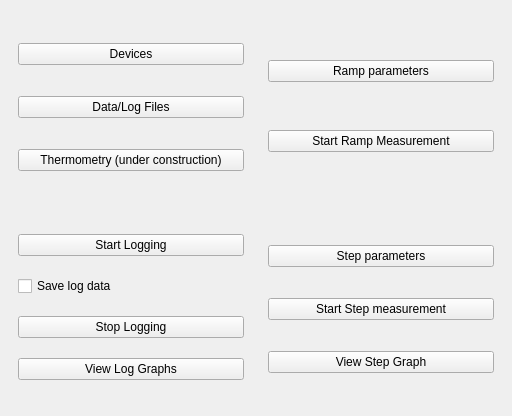
AdrienGourgout/resistivity, file resistivity/View/GUI/mainwindow.ui: the form before one commit.
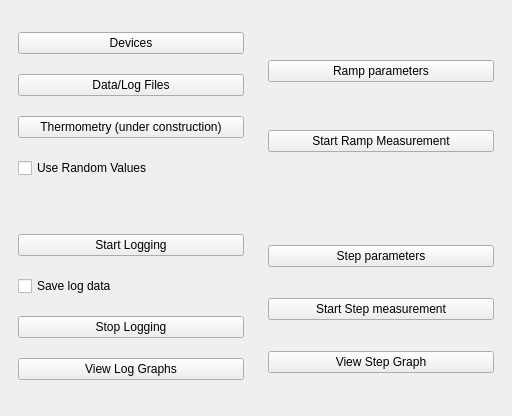
The form after the commit.

Commit message: UI Update - multiple graph - random numbers option

Patch:
```diff
--- a/resistivity/View/GUI/mainwindow.ui
+++ b/resistivity/View/GUI/mainwindow.ui
@@ -59,6 +59,13 @@
          </property>
         </widget>
        </item>
+       <item>
+        <widget class="QCheckBox" name="use_random_values_checkbox">
+         <property name="text">
+          <string>Use Random Values</string>
+         </property>
+        </widget>
+       </item>
       </layout>
      </widget>
     </item>
```
The commit also changes 6 other files.
